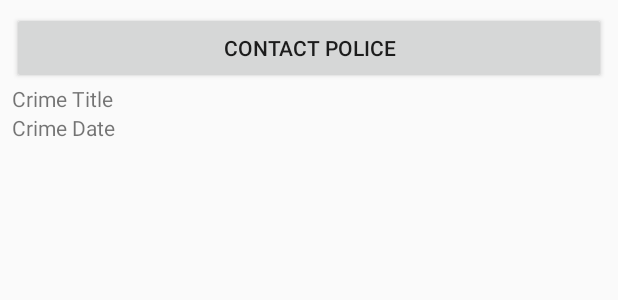
After one commit to michaelpurdyatbucks/CriminalIntent, an Android app: the layout list_item_serious_crime.xml on its own in the app's theme, with its tools: preview values and no code run, on a phone screen of 412 x 824 dp. The commit adds this screen. Shown: the top 300 px of the screen. Run offline under Robolectric (Android 15) with nearby library versions, the phone set to English and light mode, and no system bars.

Commit message:
Serious Crime Challenge

```diff
--- /dev/null
+++ b/app/src/main/res/layout/list_item_serious_crime.xml
@@ -0,0 +1,30 @@
+<?xml version="1.0" encoding="utf-8"?>
+<LinearLayout
+    xmlns:android="http://schemas.android.com/apk/res/android"
+    android:layout_width="match_parent"
+    android:layout_height="wrap_content"
+    android:orientation="vertical"
+    android:padding="8dp">
+
+    <Button
+        android:id="@+id/serious_crime_button"
+        android:layout_width="match_parent"
+        android:layout_height="wrap_content"
+        android:text="Contact Police"
+        />
+
+    <TextView
+        android:id="@+id/crime_title"
+        android:layout_width="match_parent"
+        android:layout_height="wrap_content"
+        android:text="Crime Title"
+        />
+
+    <TextView
+        android:id="@+id/crime_date"
+        android:layout_width="match_parent"
+        android:layout_height="wrap_content"
+        android:text="Crime Date"
+        />
+
+</LinearLayout>
```
Also changed, not shown: app/src/main/java/com/bignerdranch/android/criminalintent/Crime.java (+12 -0 lines), app/src/main/java/com/bignerdranch/android/criminalintent/CrimeLab.java (+8 -0 lines), app/src/main/java/com/bignerdranch/android/criminalintent/CrimeListFragment.java (+23 -3 lines).
